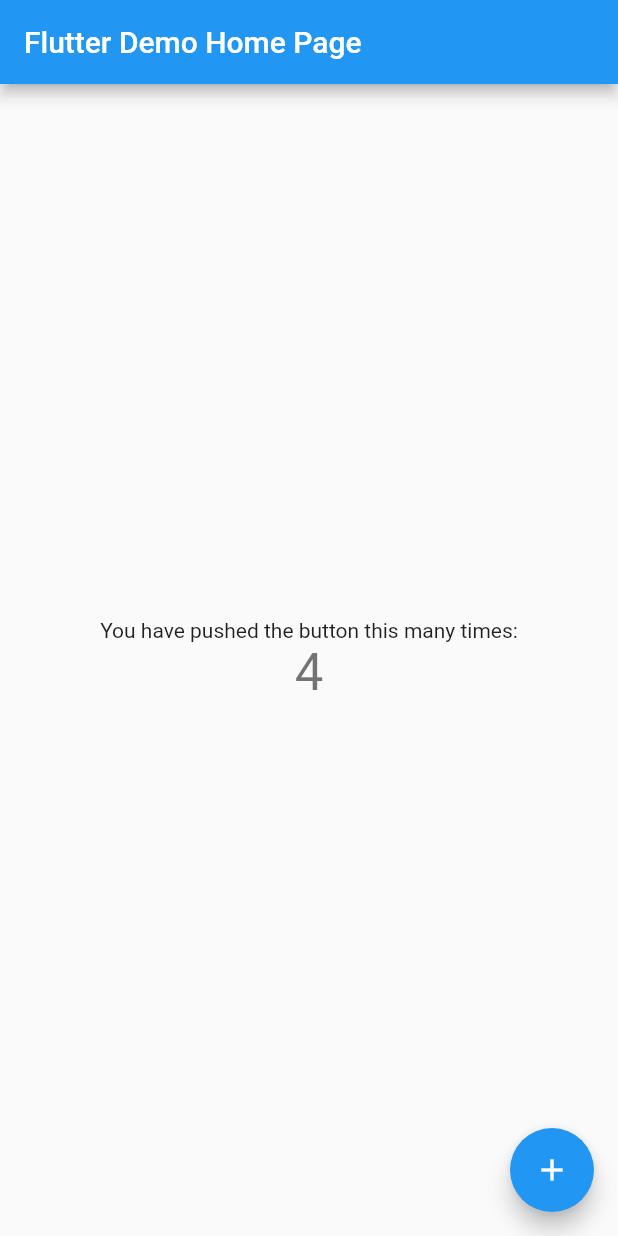
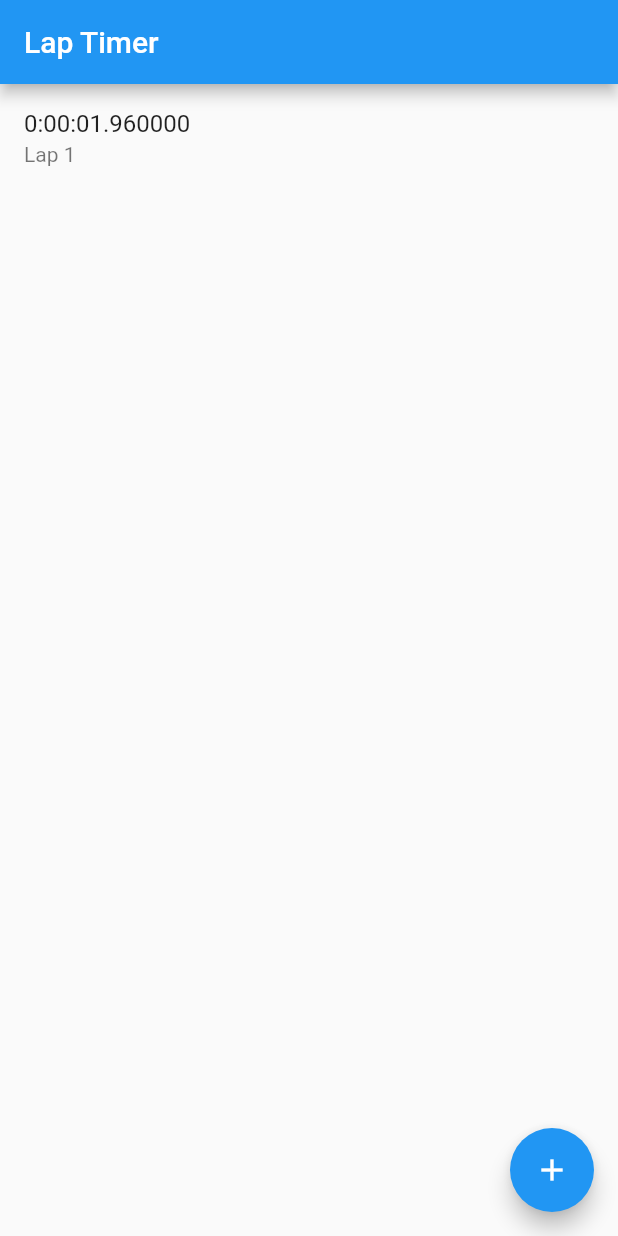
Before and after one commit to fareez-ahamed/lap-timer, a Flutter app: the MyHomePage screen opened directly, after a tap on the "add" icon, on a phone screen of 412 x 824 dp. Run offline on Flutter 3.47's test engine with Material 2 defaults, Android fonts, the phone set to English and light mode, and no system bars.

Commit message:
Lap timer working good

```diff
--- a/lib/main.dart
+++ b/lib/main.dart
@@ -20,7 +20,7 @@ class MyApp extends StatelessWidget {
         // counter didn't reset back to zero; the application is not restarted.
         primarySwatch: Colors.blue,
       ),
-      home: new MyHomePage(title: 'Flutter Demo Home Page'),
+      home: new MyHomePage(title: 'Lap Timer'),
     );
   }
 }
@@ -44,14 +44,23 @@ class MyHomePage extends StatefulWidget {
 }
 
 class _MyHomePageState extends State<MyHomePage> {
-  int _counter = 0;
-  Timer _timer;
+  int _counter = 1;
+  DateTime _currentLapStartTime;
+  Set<Lap> _laps;
 
   _MyHomePageState() {
-    _timer = new Timer.periodic(new Duration(seconds: 1), (timer) {
-      setState(() {
-        _counter++;
-      });
+
+    _laps = new Set<Lap>();
+    _currentLapStartTime = new DateTime.now();
+
+  }
+
+  void completeLap() {
+    setState(() {
+      var _now = new DateTime.now();
+      _laps.add(new Lap(_counter, _now.difference(_currentLapStartTime)));
+      _currentLapStartTime = _now;
+      _counter++;
     });
   }
 
@@ -80,40 +89,54 @@ class _MyHomePageState extends State<MyHomePage> {
         // the App.build method, and use it to set our appbar title.
         title: new Text(widget.title),
       ),
-      body: new Center(
-        // Center is a layout widget. It takes a single child and positions it
-        // in the middle of the parent.
-        child: new Column(
-          // Column is also layout widget. It takes a list of children and
-          // arranges them vertically. By default, it sizes itself to fit its
-          // children horizontally, and tries to be as tall as its parent.
-          //
-          // Invoke "debug paint" (press "p" in the console where you ran
-          // "flutter run", or select "Toggle Debug Paint" from the Flutter tool
-          // window in IntelliJ) to see the wireframe for each widget.
-          //
-          // Column has various properties to control how it sizes itself and
-          // how it positions its children. Here we use mainAxisAlignment to
-          // center the children vertically; the main axis here is the vertical
-          // axis because Columns are vertical (the cross axis would be
-          // horizontal).
-          mainAxisAlignment: MainAxisAlignment.center,
-          children: <Widget>[
-            new Text(
-              'You have pushed the button this many times:',
-            ),
-            new Text(
-              '$_counter',
-              style: Theme.of(context).textTheme.display1,
-            ),
-          ],
-        ),
+      body: new ListView(
+        children: _laps.map((lap) => new LapWidget(lap)).toList()
+        // padding: new EdgeInsets.all(8.0),
+        // itemBuilder: (BuildContext context, int index) {
+        //   return new Text();
+        // },
       ),
       floatingActionButton: new FloatingActionButton(
-        onPressed: _incrementCounter,
+        onPressed: completeLap,
         tooltip: 'Increment',
         child: new Icon(Icons.add),
       ), // This trailing comma makes auto-formatting nicer for build methods.
     );
   }
 }
+
+class Lap {
+  Duration duration;
+  int lapNumber;
+
+  Lap(int lapNumber, Duration duration) {
+    this.lapNumber = lapNumber;
+    this.duration = duration;
+  }
+
+  String lapName() {
+    return "Lap "+lapNumber.toString();
+  }
+
+  String lapTiming() {
+    return duration.toString();
+  }
+}
+
+class LapWidget extends StatelessWidget {
+
+  final Lap _lap;
+
+  LapWidget(this._lap);
+
+  @override
+  Widget build(BuildContext context) {
+    return new ListTile(
+      title: new Text(_lap.lapTiming()),
+      subtitle: new Text(_lap.lapName())
+    );
+  }
+
+
+
+}
```
